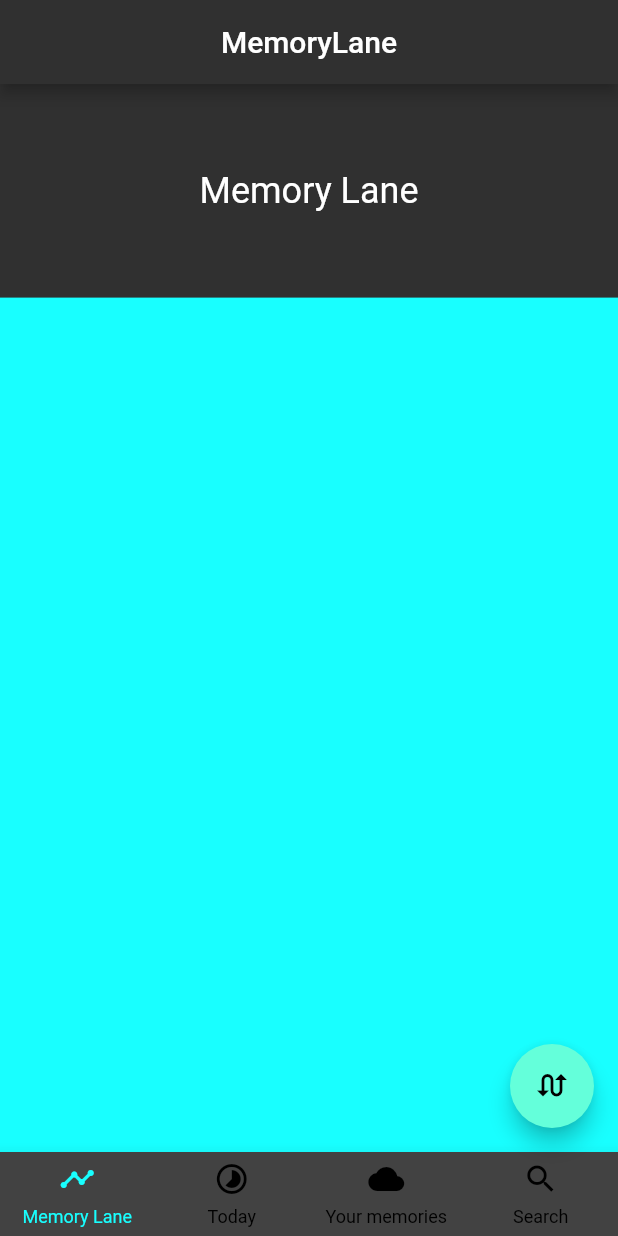
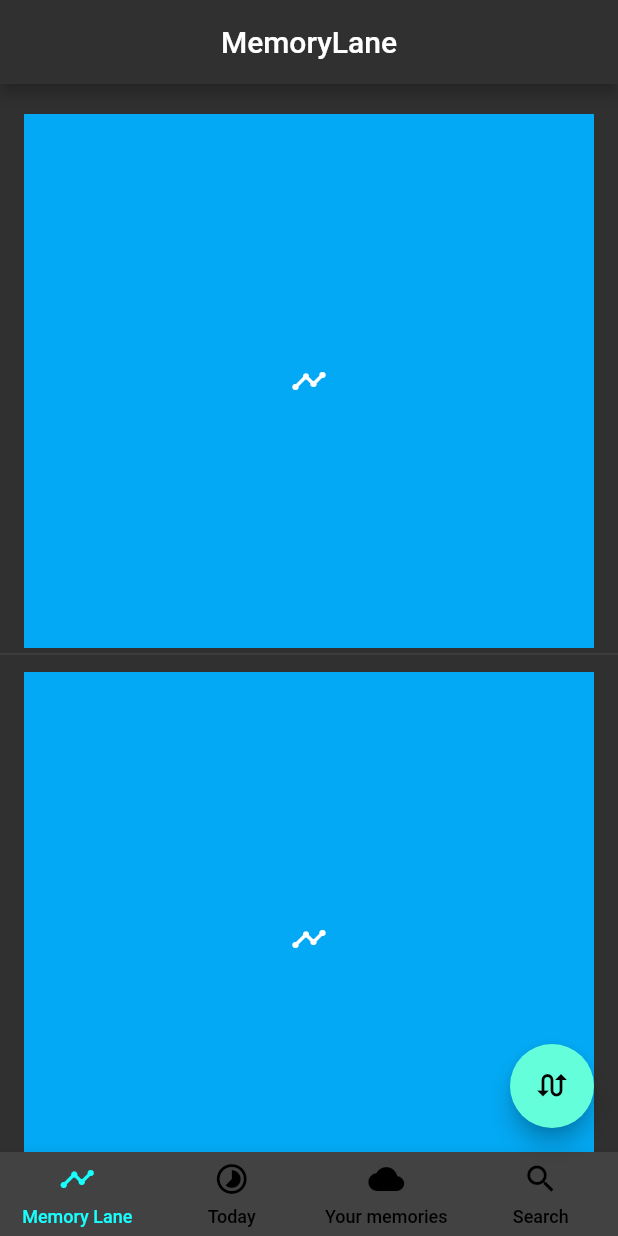
Before and after one commit to herovickers/memory, a Flutter app: the screen it shows after launch, after a tap on the "swap calls" icon, on a phone screen of 412 x 824 dp. Run offline on Flutter 3.47's test engine with Material 2 defaults, Android fonts, the phone set to English and light mode, and no system bars; our stand-ins replace dynamic_theme, rxdart.

Commit message:
Set up listview for memory lane

```diff
--- a/lib/main.dart
+++ b/lib/main.dart
@@ -34,8 +34,9 @@ class MyApp extends StatelessWidget {
         //   subhead: theme.textTheme.subhead.copyWith(color: Colors.black38),
         //   subtitle: theme.textTheme.subtitle.copyWith(color: Colors.black38),
         // ),
-        primaryIconTheme:
-            theme.primaryIconTheme.copyWith(color: Colors.cyan[600]),
+        primaryIconTheme: theme.primaryIconTheme.copyWith(
+          color: Color.fromRGBO(0, 139, 139, 1.0),
+        ),
         accentIconTheme:
             theme.primaryIconTheme.copyWith(color: Colors.grey[500]));
 
--- a/lib/ui/home_page.dart
+++ b/lib/ui/home_page.dart
@@ -1,6 +1,10 @@
 import 'package:Memory/blocs/ui_helper_bloc.dart';
 import 'package:Memory/resources/tab_item_map.dart';
 import 'package:Memory/resources/tab_items.dart';
+import 'package:Memory/ui/tabs/memory_lane.dart';
+import 'package:Memory/ui/tabs/search.dart';
+import 'package:Memory/ui/tabs/today.dart';
+import 'package:Memory/ui/tabs/your_memories.dart';
 import 'package:dynamic_theme/dynamic_theme.dart';
 import 'package:flutter/material.dart';
 import 'package:flutter/services.dart';
@@ -19,40 +23,10 @@ class _HomePageState extends State<HomePage> {
   List<TabItem> tabBarItemValuesList = TabItemMap.TAB_ITEM_MAP.values.toList();
 
   final _homePageTabs = [
-    Container(
-      child: Column(
-        children: <Widget>[
-          Expanded(
-            child: Center(
-                child: Text(
-              "Memory Lane",
-              style: TextStyle(fontSize: 24.0),
-            )),
-          ),
-          Expanded(
-            flex: 4,
-            child: Container(
-              color: Colors.cyanAccent,
-            ),
-          ),
-        ],
-      ),
-    ),
-    Center(
-        child: Text(
-      "Today",
-      style: TextStyle(fontSize: 48.0),
-    )),
-    Center(
-        child: Text(
-      "Your memories",
-      style: TextStyle(fontSize: 48.0),
-    )),
-    Center(
-        child: Text(
-      "Search",
-      style: TextStyle(fontSize: 48.0),
-    )),
+    MemoryLane(),
+    Today(),
+    YourMemories(),
+    Search(),
   ];
 
   @override
@@ -75,13 +49,15 @@ class _HomePageState extends State<HomePage> {
                 centerTitle: true,
               ),
               body: _homePageTabs.elementAt(_selectedIndex),
-              floatingActionButton: FloatingActionButton(
-                  child: Icon(Icons.swap_calls),
-                  onPressed: () {
-                    setState(() {
-                      switchBrightness();
-                    });
-                  }),
+              floatingActionButton: Opacity(
+                              child: FloatingActionButton(
+                    child: Icon(Icons.swap_calls),
+                    onPressed: () {
+                      setState(() {
+                        switchBrightness();
+                      });
+                    }), opacity: 1.0,
+              ),
               bottomNavigationBar: BottomAppBar(
                 child: Row(
                   mainAxisSize: MainAxisSize.max,
@@ -153,8 +129,7 @@ class BottomNavigationBarItem extends StatelessWidget {
                     Text(
                       title,
                       style: Theme.of(context).textTheme.caption.copyWith(
-                            color: itemColor,
-                          ),
+                          color: itemColor, fontWeight: FontWeight.w500),
                     )
                   ],
                 );
--- /dev/null
+++ b/lib/ui/tabs/memory_lane.dart
@@ -0,0 +1,39 @@
+import 'package:flutter/material.dart';
+
+class MemoryLane extends StatelessWidget {
+  const MemoryLane({
+    Key key,
+  }) : super(key: key);
+
+  @override
+  Widget build(BuildContext context) {
+    double screenHeight = MediaQuery.of(context).size.height;
+    double memoryItemheight =
+        (screenHeight - kBottomNavigationBarHeight - kToolbarHeight) / 2;
+
+    return Container(
+      child: ListView.separated(
+        physics: BouncingScrollPhysics(),
+        itemBuilder: (BuildContext context, int index) {
+          return Container(
+            height: memoryItemheight,
+            //TODO: Remove hard coded item count in itemCount property and margin
+            margin: EdgeInsets.only(
+                top: index == 0 ? 16.0 : 0.0, bottom: index == 5 ? 16.0 : 0.0),
+            child: Center(
+              child: ListTile(
+                title: Container(
+                    color: Colors.lightBlue,
+                    child: Center(child: Icon(Icons.timeline))),
+              ),
+            ),
+          );
+        },
+        itemCount: 6,
+        separatorBuilder: (BuildContext context, int index) {
+          return Divider();
+        },
+      ),
+    );
+  }
+}
--- /dev/null
+++ b/lib/ui/tabs/search.dart
@@ -0,0 +1,16 @@
+import 'package:flutter/material.dart';
+
+class Search extends StatelessWidget {
+  const Search({
+    Key key,
+  }) : super(key: key);
+
+  @override
+  Widget build(BuildContext context) {
+    return Center(
+        child: Text(
+      "Search",
+      style: TextStyle(fontSize: 48.0),
+    ));
+  }
+}
--- /dev/null
+++ b/lib/ui/tabs/today.dart
@@ -0,0 +1,16 @@
+import 'package:flutter/material.dart';
+
+class Today extends StatelessWidget {
+  const Today({
+    Key key,
+  }) : super(key: key);
+
+  @override
+  Widget build(BuildContext context) {
+    return Center(
+        child: Text(
+      "Today",
+      style: TextStyle(fontSize: 48.0),
+    ));
+  }
+}
--- /dev/null
+++ b/lib/ui/tabs/your_memories.dart
@@ -0,0 +1,16 @@
+import 'package:flutter/material.dart';
+
+class YourMemories extends StatelessWidget {
+  const YourMemories({
+    Key key,
+  }) : super(key: key);
+
+  @override
+  Widget build(BuildContext context) {
+    return Center(
+        child: Text(
+      "Your memories",
+      style: TextStyle(fontSize: 48.0),
+    ));
+  }
+}
```
